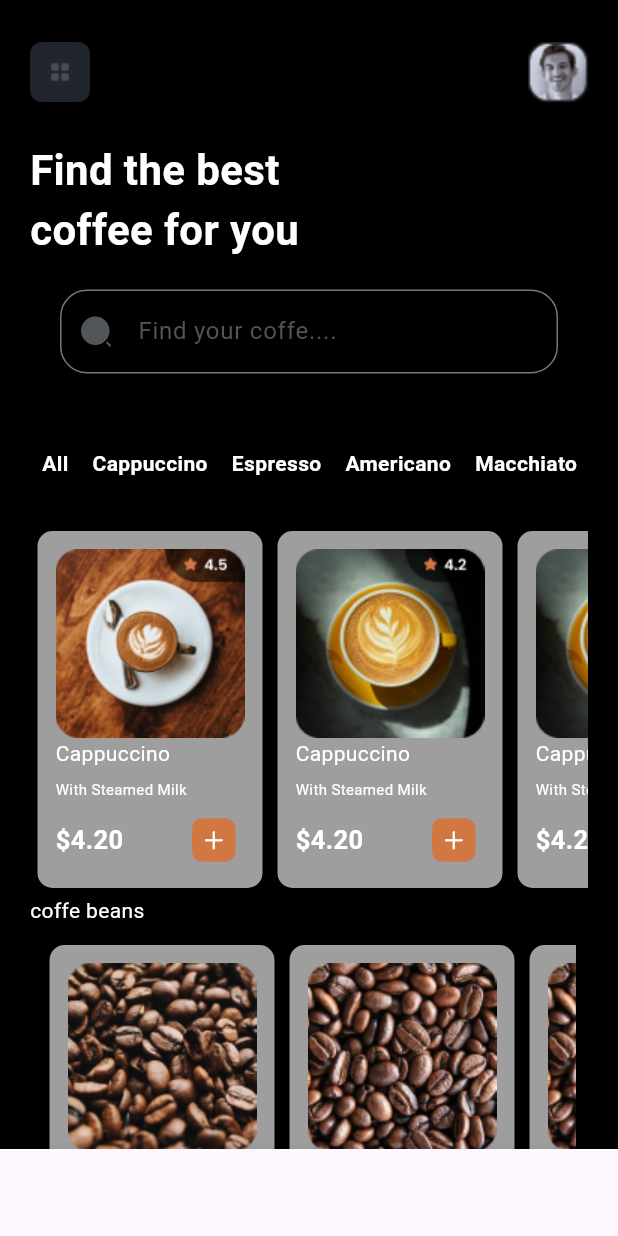
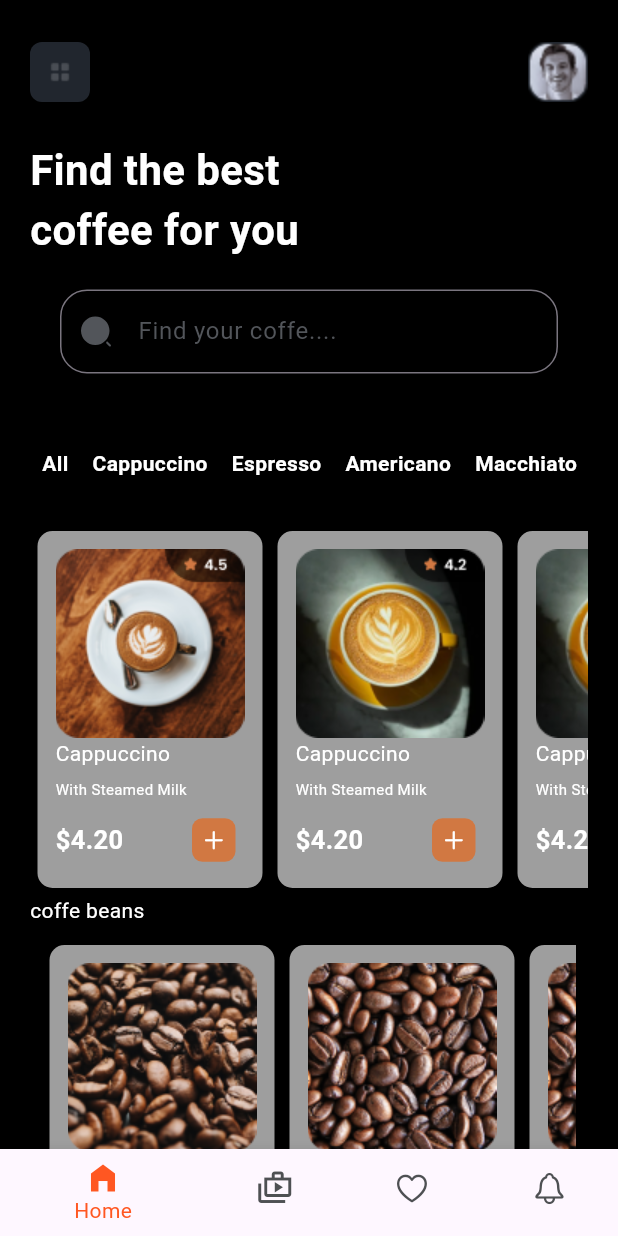
Before and after one commit to kattdGitHub/coffee_shop, a Flutter app: the screen it shows after launch, on a phone screen of 412 x 824 dp. Run offline on Flutter 3.47's test engine with Material 3 defaults, Android fonts, the phone set to English and light mode, and no system bars; our stand-ins replace flutter_svg.

Commit message:
second page

```diff
--- a/lib/screen/DashBoard.dart
+++ b/lib/dashboard_screen/DashBoard.dart
@@ -1,6 +1,7 @@
-import 'package:coffe_shop/screen/home_screen.dart';
 import 'package:flutter/cupertino.dart';
 import 'package:flutter/material.dart';
+
+import 'home_screen.dart';
 
 class Dashboard extends StatefulWidget {
   const Dashboard({super.key});
@@ -14,7 +15,7 @@ class _DashboardState extends State<Dashboard> {
 
   @override
   Widget build(BuildContext context) {
-    return Scaffold(
+    return Scaffold(backgroundColor: Colors.black,
       body: IndexedStack(
         index: currentIndex,
         children: [
@@ -24,19 +25,18 @@ class _DashboardState extends State<Dashboard> {
           SizedBox(),
         ],
       ),
-      bottomNavigationBar: BottomNavigationBar(
+      bottomNavigationBar: BottomNavigationBar( backgroundColor: Colors.black,
         currentIndex: currentIndex,
         onTap: (value) => setState(() {
           currentIndex = value;
-        }),
+        },),
+        selectedItemColor: Colors.deepOrange, // Change this to the color you want for selected item
+        unselectedItemColor:Color(0xff4E5053),
+         // Change this to the color you want for unselected items
         items: [
           BottomNavigationBarItem(
             icon: Icon(Icons.home_filled),
             label: 'Home',
-          ),
-          BottomNavigationBarItem(
-            icon: Icon(Icons.home_filled),
-            label: 'Item 2',
           ),
           BottomNavigationBarItem(
             icon: Icon(
@@ -45,12 +45,12 @@ class _DashboardState extends State<Dashboard> {
             label: 'Item 3',
           ),
           BottomNavigationBarItem(
-            icon: Icon(Icons.heart_broken),
+            icon: Icon(CupertinoIcons.heart),
             label: 'Item 4',
           ),
           BottomNavigationBarItem(
-            icon: Icon(Icons.add_alert_sharp),
-            label: 'Item 4',
+            icon: Icon(CupertinoIcons.bell),
+            label: 'Item 5',
           ),
         ],
       ),
--- a/lib/screen/home_screen.dart
+++ b/lib/dashboard_screen/home_screen.dart
@@ -7,8 +7,11 @@ import 'package:flutter/rendering.dart';
 import 'package:flutter/widgets.dart';
 import 'package:flutter_svg/svg.dart';
 
+import 'BeanDetailsScreen.dart';
+
 class HomePage extends StatefulWidget {
   const HomePage({super.key});
+
   @override
   State<HomePage> createState() => _HomePageState();
 }
@@ -218,7 +221,12 @@ class _HomePageState extends State<HomePage> {
                         fontWeight: FontWeight.bold,
                         fontSize: 17),
                   ),
-                  Container(
+                  InkWell(
+                    onTap: () => pushTo(
+                      context,
+                      BeanDetailsScreen(),
+                    ),
+                    child: Container(
                       decoration: BoxDecoration(
                           borderRadius: BorderRadius.circular(7),
                           color: Color(0xffD17842)),
@@ -227,6 +235,7 @@ class _HomePageState extends State<HomePage> {
                         CupertinoIcons.add,
                         color: Colors.white,
                         size: 17,
+                      ),
                     ),
                   ),
                 ],
--- a/lib/main.dart
+++ b/lib/main.dart
@@ -1,6 +1,5 @@
-import 'package:coffe_shop/screen/DashBoard.dart';
-import 'package:coffe_shop/screen/home_screen.dart';
 import 'package:flutter/material.dart';
+import 'dashboard_screen/DashBoard.dart';
 
 void main() {
   runApp(const MyApp());
--- a/pubspec.yaml
+++ b/pubspec.yaml
@@ -63,6 +63,7 @@ flutter:
   assets:
 
      - assets/icons/
+     - assets/
   #   - images/a_dot_ham.jpeg
 
   # An image asset can refer to one or more resolution-specific "variants", see
```
Also changed, not shown: lib/dashboard_screen/BeanDetailsScreen.dart (added, +21 -0 lines), assets/bean.jpeg (added). Lines whose indentation alone changed are shown as unchanged.
